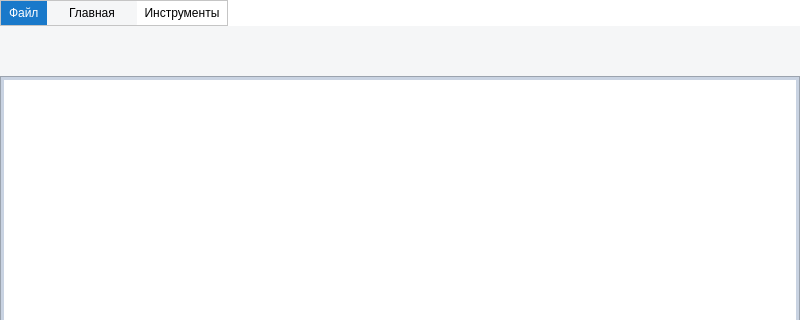
Above: views/ui/main_window.ui from Vityshha/educational-photoshop before the change; both pictures show x 0 to 800 and y 0 to 320 of the 800 by 600 pixel window. Below: the same form after it.
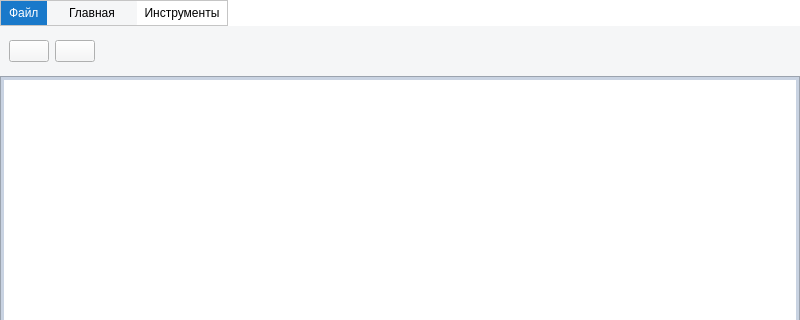
That is the form after the change. Icons and pictures are not drawn.

The edit to the form file:
```diff
--- a/views/ui/main_window.ui
+++ b/views/ui/main_window.ui
@@ -206,7 +206,43 @@
             <property name="lineWidth">
              <number>0</number>
             </property>
-            <widget class="QWidget" name="main_page"/>
+            <widget class="QWidget" name="main_page">
+             <layout class="QHBoxLayout" name="horizontalLayout_9">
+              <item>
+               <widget class="QPushButton" name="btn_undo">
+                <property name="styleSheet">
+                 <string notr="true">image: url(:/newPrefix/images/undo.png);</string>
+                </property>
+                <property name="text">
+                 <string/>
+                </property>
+               </widget>
+              </item>
+              <item>
+               <widget class="QPushButton" name="btn_redo">
+                <property name="styleSheet">
+                 <string notr="true">image: url(:/newPrefix/images/redo.png);</string>
+                </property>
+                <property name="text">
+                 <string/>
+                </property>
+               </widget>
+              </item>
+              <item>
+               <spacer name="horizontalSpacer">
+                <property name="orientation">
+                 <enum>Qt::Horizontal</enum>
+                </property>
+                <property name="sizeHint" stdset="0">
+                 <size>
+                  <width>40</width>
+                  <height>20</height>
+                 </size>
+                </property>
+               </spacer>
+              </item>
+             </layout>
+            </widget>
             <widget class="QWidget" name="tools_page"/>
            </widget>
           </item>
```
